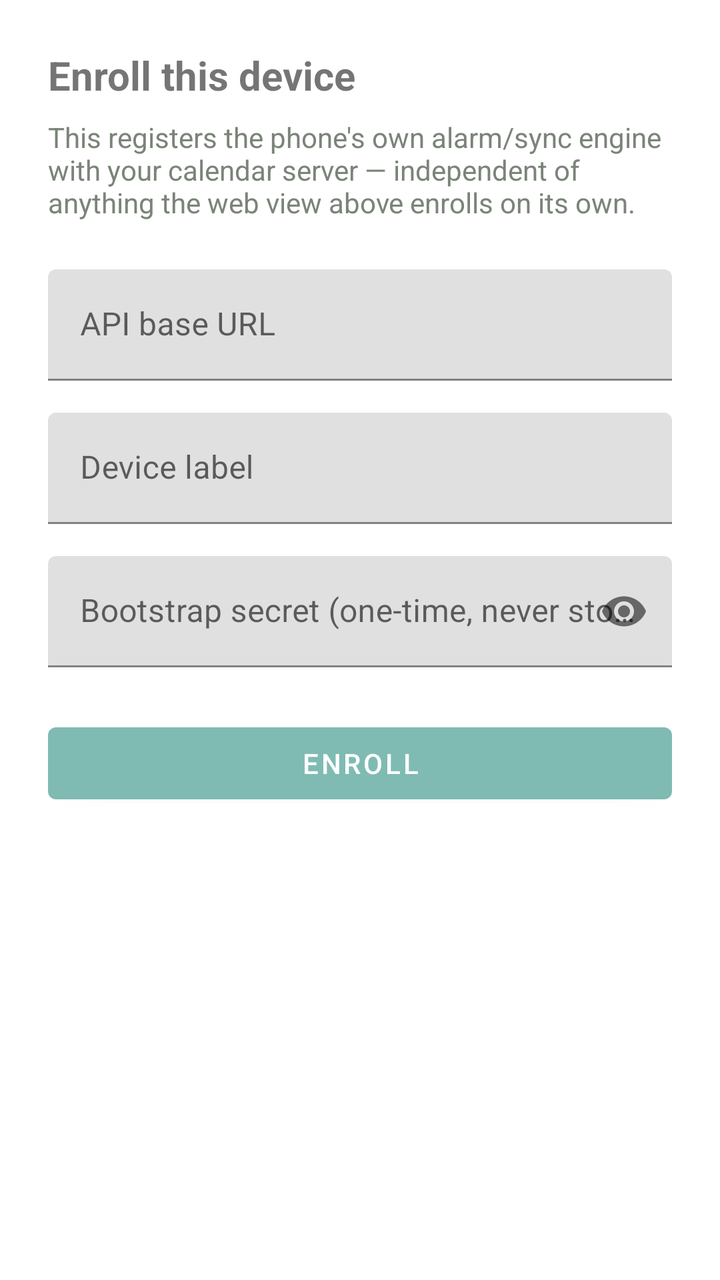
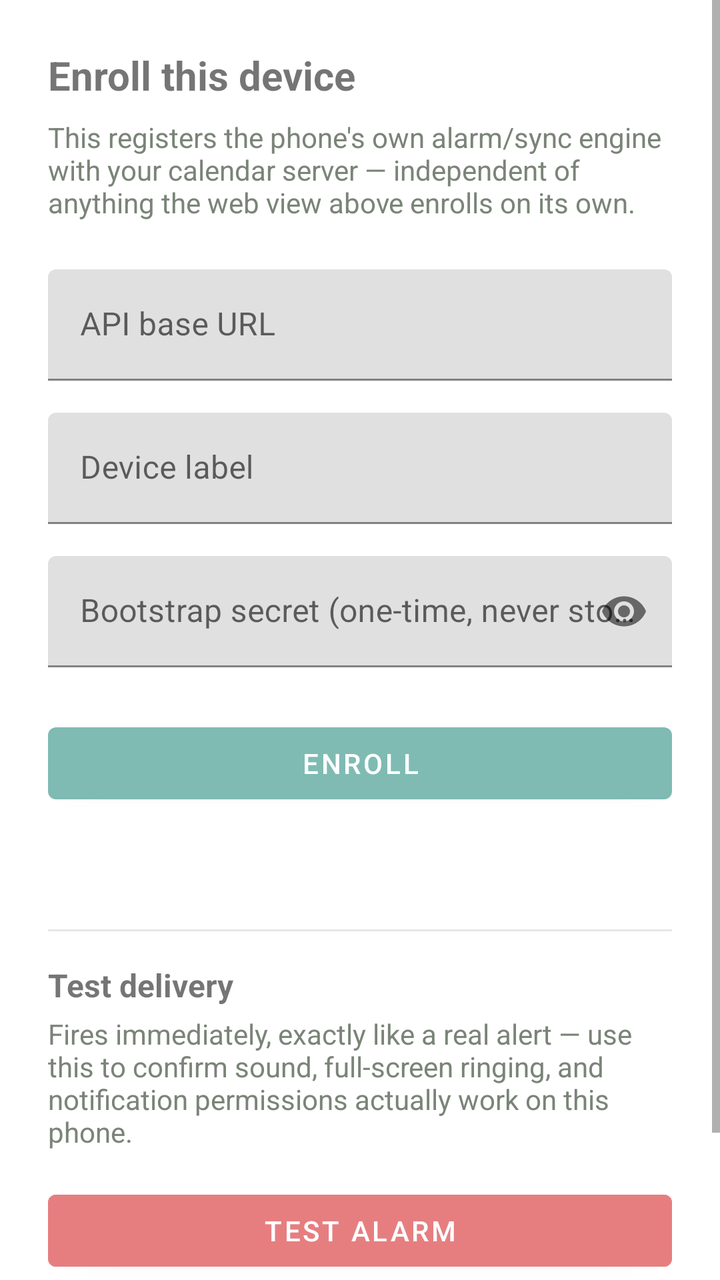

Screens rendered from an Android XML layout before and after an edit, with the pre-edit source and the edit as a unified diff.
<!-- AndroidManifest.xml: application theme Theme.Calendar -->
<!-- res/layout/activity_enroll.xml -->
<?xml version="1.0" encoding="utf-8"?>
<ScrollView xmlns:android="http://schemas.android.com/apk/res/android"
    xmlns:app="http://schemas.android.com/apk/res-auto"
    android:layout_width="match_parent"
    android:layout_height="match_parent">

    <LinearLayout
        android:layout_width="match_parent"
        android:layout_height="wrap_content"
        android:orientation="vertical"
        android:padding="24dp">

        <TextView
            android:layout_width="wrap_content"
            android:layout_height="wrap_content"
            android:text="Enroll this device"
            android:textSize="20sp"
            android:textStyle="bold"
            android:layout_marginBottom="8dp" />

        <TextView
            android:layout_width="wrap_content"
            android:layout_height="wrap_content"
            android:text="This registers the phone's own alarm/sync engine with your calendar server — independent of anything the web view above enrolls on its own."
            android:textColor="#7A8478"
            android:layout_marginBottom="24dp" />

        <com.google.android.material.textfield.TextInputLayout
            android:layout_width="match_parent"
            android:layout_height="wrap_content"
            android:hint="API base URL">
            <com.google.android.material.textfield.TextInputEditText
                android:id="@+id/apiBaseInput"
                android:layout_width="match_parent"
                android:layout_height="wrap_content"
                android:inputType="textUri" />
        </com.google.android.material.textfield.TextInputLayout>

        <com.google.android.material.textfield.TextInputLayout
            android:layout_width="match_parent"
            android:layout_height="wrap_content"
            android:layout_marginTop="16dp"
            android:hint="Device label">
            <com.google.android.material.textfield.TextInputEditText
                android:id="@+id/labelInput"
                android:layout_width="match_parent"
                android:layout_height="wrap_content"
                android:inputType="text" />
        </com.google.android.material.textfield.TextInputLayout>

        <com.google.android.material.textfield.TextInputLayout
            android:layout_width="match_parent"
            android:layout_height="wrap_content"
            android:layout_marginTop="16dp"
            android:hint="Bootstrap secret (one-time, never stored)"
            app:passwordToggleEnabled="true">
            <com.google.android.material.textfield.TextInputEditText
                android:id="@+id/secretInput"
                android:layout_width="match_parent"
                android:layout_height="wrap_content"
                android:inputType="textPassword" />
        </com.google.android.material.textfield.TextInputLayout>

        <com.google.android.material.button.MaterialButton
            android:id="@+id/enrollButton"
            android:layout_width="match_parent"
            android:layout_height="wrap_content"
            android:layout_marginTop="24dp"
            android:text="Enroll" />

        <ProgressBar
            android:id="@+id/progress"
            android:layout_width="wrap_content"
            android:layout_height="wrap_content"
            android:layout_gravity="center"
            android:layout_marginTop="16dp"
            android:visibility="gone" />

        <TextView
            android:id="@+id/statusText"
            android:layout_width="match_parent"
            android:layout_height="wrap_content"
            android:layout_marginTop="16dp"
            android:textColor="#E67E80" />

    </LinearLayout>
</ScrollView>
<!-- resources referenced by this layout -->
<resources>
  <style name="Theme.Calendar" parent="Theme.MaterialComponents.DayNight.NoActionBar">
          <item name="colorPrimary">#7FBBB3</item>
          <item name="colorPrimaryDark">#5A8A83</item>
          <item name="colorAccent">#A7C080</item>
      </style>
</resources>

<!-- the commit's change to res/layout/activity_enroll.xml (unified diff, before → after) -->
@@ -83,5 +83,42 @@
             android:layout_marginTop="16dp"
             android:textColor="#E67E80" />
 
+        <View
+            android:layout_width="match_parent"
+            android:layout_height="1dp"
+            android:layout_marginTop="24dp"
+            android:layout_marginBottom="16dp"
+            android:background="#33808080" />
+
+        <TextView
+            android:layout_width="wrap_content"
+            android:layout_height="wrap_content"
+            android:text="Test delivery"
+            android:textSize="16sp"
+            android:textStyle="bold"
+            android:layout_marginBottom="4dp" />
+
+        <TextView
+            android:layout_width="wrap_content"
+            android:layout_height="wrap_content"
+            android:text="Fires immediately, exactly like a real alert — use this to confirm sound, full-screen ringing, and notification permissions actually work on this phone."
+            android:textColor="#7A8478"
+            android:layout_marginBottom="16dp" />
+
+        <com.google.android.material.button.MaterialButton
+            android:id="@+id/testAlarmButton"
+            android:layout_width="match_parent"
+            android:layout_height="wrap_content"
+            android:backgroundTint="#E67E80"
+            android:text="Test alarm" />
+
+        <com.google.android.material.button.MaterialButton
+            android:id="@+id/testNotificationButton"
+            android:layout_width="match_parent"
+            android:layout_height="wrap_content"
+            android:layout_marginTop="12dp"
+            android:backgroundTint="#7FBBB3"
+            android:text="Test notification" />
+
     </LinearLayout>
 </ScrollView>
